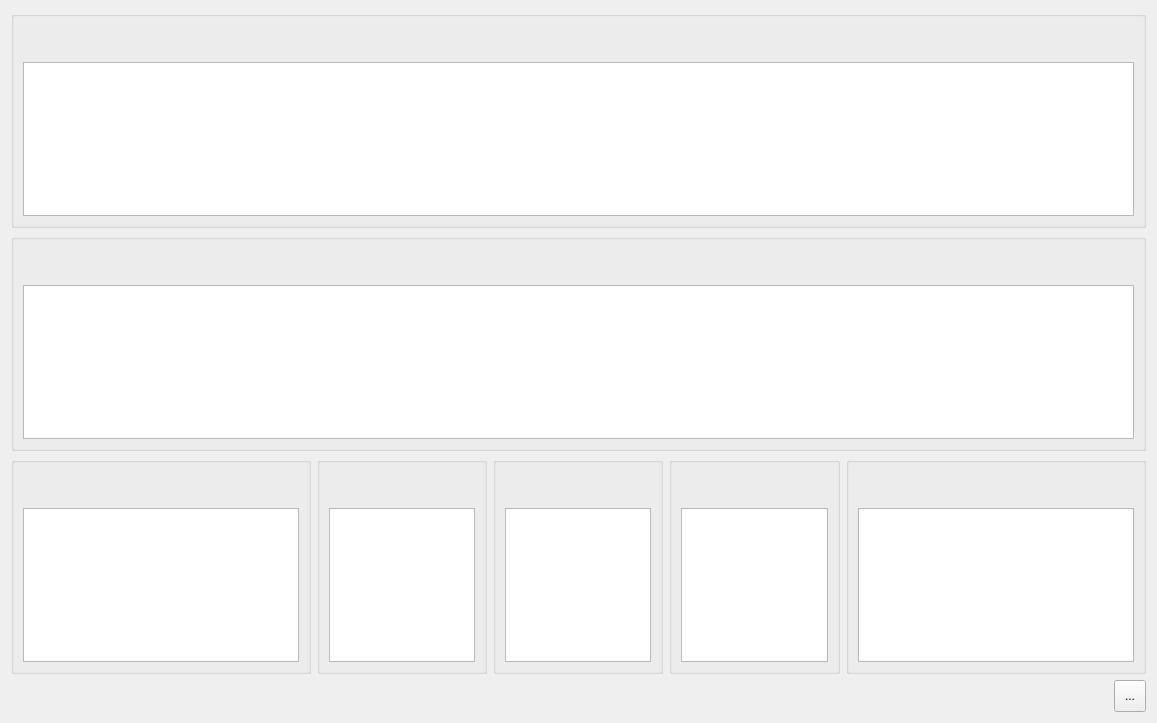
Above: ModulesForm.ui from qqsskk/AgvCtrlSys before the change. Below: the same form after it.
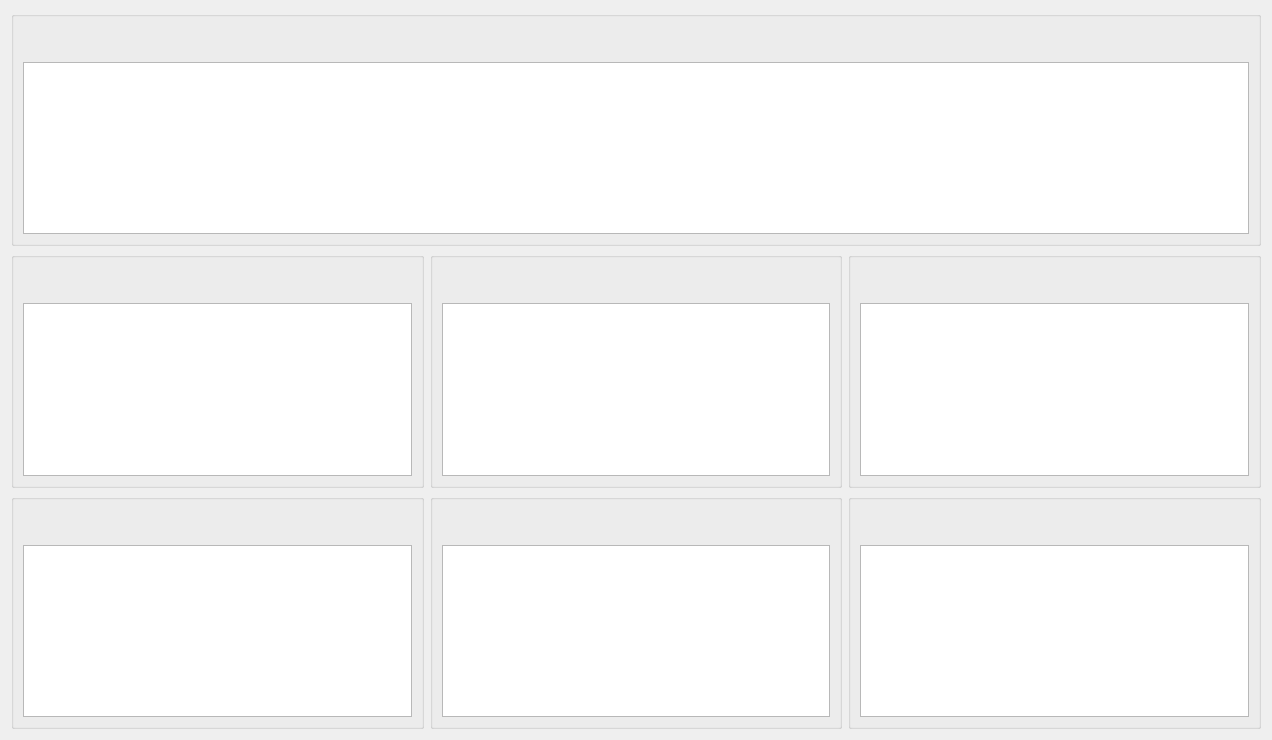
That is the form after the change. Custom widgets are drawn as their Qt base class.

What changed in the file:
```diff
--- a/ModulesForm.ui
+++ b/ModulesForm.ui
@@ -6,15 +6,15 @@
    <rect>
     <x>0</x>
     <y>0</y>
-    <width>1058</width>
-    <height>723</height>
+    <width>1272</width>
+    <height>740</height>
    </rect>
   </property>
   <property name="windowTitle">
    <string>Form</string>
   </property>
   <layout class="QGridLayout" name="gridLayout_2">
-   <item row="0" column="0" colspan="6">
+   <item row="0" column="0">
     <widget class="GroupBoxEx" name="groupBox_1">
      <property name="minimumSize">
       <size>
@@ -48,41 +48,9 @@
      </layout>
     </widget>
    </item>
-   <item row="1" column="0" colspan="6">
-    <widget class="GroupBoxEx" name="groupBox_8">
-     <property name="minimumSize">
-      <size>
-       <width>0</width>
-       <height>0</height>
-      </size>
-     </property>
-     <property name="title">
-      <string/>
-     </property>
-     <layout class="QGridLayout" name="gridLayout_11">
-      <property name="topMargin">
-       <number>45</number>
-      </property>
-      <item row="0" column="0">
-       <widget class="TableViewEx" name="tableViewAgv">
-        <property name="sizePolicy">
-         <sizepolicy hsizetype="Expanding" vsizetype="Expanding">
-          <horstretch>0</horstretch>
-          <verstretch>0</verstretch>
-         </sizepolicy>
-        </property>
-        <property name="minimumSize">
-         <size>
-          <width>930</width>
-          <height>0</height>
-         </size>
-        </property>
-       </widget>
-      </item>
-     </layout>
-    </widget>
-   </item>
-   <item row="2" column="0">
+   <item row="1" column="0">
+    <layout class="QHBoxLayout" name="horizontalLayout">
+     <item>
     <widget class="GroupBoxEx" name="groupBox_3">
      <property name="minimumSize">
       <size>
@@ -116,11 +84,11 @@
      </layout>
     </widget>
    </item>
-   <item row="2" column="1">
+     <item>
     <widget class="GroupBoxEx" name="groupBox_7">
      <property name="minimumSize">
       <size>
-       <width>0</width>
+         <width>300</width>
        <height>0</height>
       </size>
      </property>
@@ -150,7 +118,7 @@
      </layout>
     </widget>
    </item>
-   <item row="2" column="2">
+     <item>
     <widget class="GroupBoxEx" name="groupBox_5">
      <property name="minimumSize">
       <size>
@@ -184,7 +152,51 @@
      </layout>
     </widget>
    </item>
-   <item row="2" column="3">
+    </layout>
+   </item>
+   <item row="2" column="0">
+    <layout class="QHBoxLayout" name="horizontalLayout_2">
+     <item>
+      <widget class="GroupBoxEx" name="groupBox_8">
+       <property name="sizePolicy">
+        <sizepolicy hsizetype="Expanding" vsizetype="Preferred">
+         <horstretch>0</horstretch>
+         <verstretch>0</verstretch>
+        </sizepolicy>
+       </property>
+       <property name="minimumSize">
+        <size>
+         <width>0</width>
+         <height>0</height>
+        </size>
+       </property>
+       <property name="title">
+        <string/>
+       </property>
+       <layout class="QGridLayout" name="gridLayout_11">
+        <property name="topMargin">
+         <number>45</number>
+        </property>
+        <item row="0" column="0">
+         <widget class="TableViewEx" name="tableViewCaller">
+          <property name="sizePolicy">
+           <sizepolicy hsizetype="Expanding" vsizetype="Expanding">
+            <horstretch>0</horstretch>
+            <verstretch>0</verstretch>
+           </sizepolicy>
+          </property>
+          <property name="minimumSize">
+           <size>
+            <width>0</width>
+            <height>0</height>
+           </size>
+          </property>
+         </widget>
+        </item>
+       </layout>
+      </widget>
+     </item>
+     <item>
     <widget class="GroupBoxEx" name="groupBox_2">
      <property name="minimumSize">
       <size>
@@ -218,7 +230,7 @@
      </layout>
     </widget>
    </item>
-   <item row="2" column="4" colspan="2">
+     <item>
     <widget class="GroupBoxEx" name="groupBox_6">
      <property name="minimumSize">
       <size>
@@ -252,83 +264,7 @@
      </layout>
     </widget>
    </item>
-   <item row="3" column="0">
-    <spacer name="horizontalSpacer">
-     <property name="orientation">
-      <enum>Qt::Horizontal</enum>
-     </property>
-     <property name="sizeHint" stdset="0">
-      <size>
-       <width>40</width>
-       <height>20</height>
-      </size>
-     </property>
-    </spacer>
-   </item>
-   <item row="3" column="1">
-    <spacer name="horizontalSpacer_2">
-     <property name="orientation">
-      <enum>Qt::Horizontal</enum>
-     </property>
-     <property name="sizeHint" stdset="0">
-      <size>
-       <width>40</width>
-       <height>20</height>
-      </size>
-     </property>
-    </spacer>
-   </item>
-   <item row="3" column="2">
-    <spacer name="horizontalSpacer_3">
-     <property name="orientation">
-      <enum>Qt::Horizontal</enum>
-     </property>
-     <property name="sizeHint" stdset="0">
-      <size>
-       <width>40</width>
-       <height>20</height>
-      </size>
-     </property>
-    </spacer>
-   </item>
-   <item row="3" column="3">
-    <spacer name="horizontalSpacer_4">
-     <property name="orientation">
-      <enum>Qt::Horizontal</enum>
-     </property>
-     <property name="sizeHint" stdset="0">
-      <size>
-       <width>40</width>
-       <height>20</height>
-      </size>
-     </property>
-    </spacer>
-   </item>
-   <item row="3" column="4">
-    <spacer name="horizontalSpacer_5">
-     <property name="orientation">
-      <enum>Qt::Horizontal</enum>
-     </property>
-     <property name="sizeHint" stdset="0">
-      <size>
-       <width>191</width>
-       <height>17</height>
-      </size>
-     </property>
-    </spacer>
-   </item>
-   <item row="3" column="5">
-    <widget class="QToolButton" name="toolButtonUpdate">
-     <property name="minimumSize">
-      <size>
-       <width>32</width>
-       <height>32</height>
-      </size>
-     </property>
-     <property name="text">
-      <string>...</string>
-     </property>
-    </widget>
+    </layout>
    </item>
   </layout>
  </widget>
```
Left out of the diff: 2 changed lines with no effect on the pictures. Lines whose indentation alone changed are shown as unchanged.
